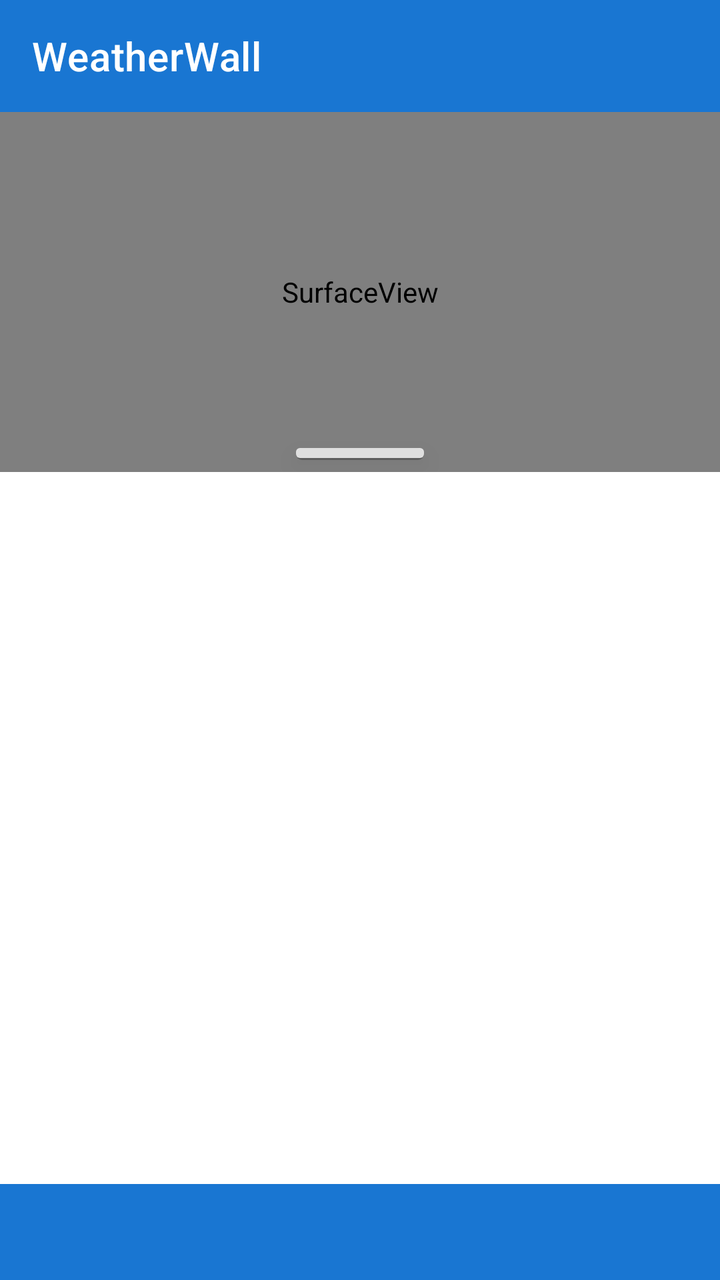
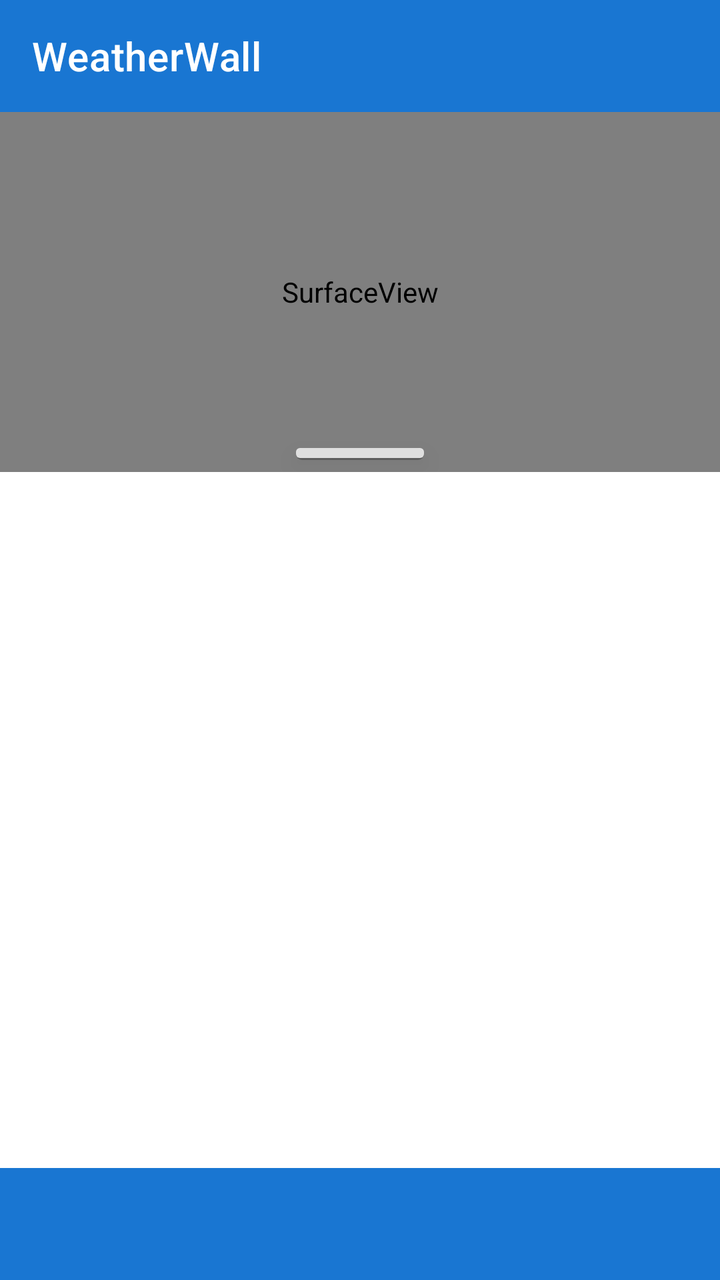

Screens rendered from an Android XML layout before and after an edit, with the pre-edit source and the edit as a unified diff.
<!-- AndroidManifest.xml: activity theme Theme.WeatherWall -->
<!-- res/layout/activity_main.xml -->
<?xml version="1.0" encoding="utf-8"?>
<LinearLayout xmlns:android="http://schemas.android.com/apk/res/android"
    xmlns:app="http://schemas.android.com/apk/res-auto"
    android:layout_width="match_parent"
    android:layout_height="match_parent"
    android:orientation="vertical">

    <com.google.android.material.appbar.MaterialToolbar
        android:id="@+id/toolbar"
        android:layout_width="match_parent"
        android:layout_height="?attr/actionBarSize"
        android:background="?attr/colorPrimary"
        app:title="@string/app_name"
        app:titleTextColor="@android:color/white" />

    
    <FrameLayout
        android:layout_width="match_parent"
        android:layout_height="wrap_content">
        
        <FrameLayout
            android:id="@+id/preview_container"
            android:layout_width="match_parent"
            android:layout_height="180dp">
            
            
            <SurfaceView
                android:id="@+id/preview_surface"
                android:layout_width="match_parent"
                android:layout_height="match_parent" />
            
            
            <View
                android:id="@+id/resize_handle"
                android:layout_width="match_parent"
                android:layout_height="32dp"
                android:layout_gravity="bottom"
                android:background="@android:color/transparent"
                android:clickable="true"
                android:focusable="true" />
        </FrameLayout>
        
        
        <View
            android:id="@+id/handle_indicator"
            android:layout_width="64dp"
            android:layout_height="6dp"
            android:layout_gravity="bottom|center_horizontal"
            android:layout_marginBottom="6dp"
            android:background="@drawable/handle_indicator"
            android:elevation="8dp" />
    </FrameLayout>

    
    <androidx.viewpager2.widget.ViewPager2
        android:id="@+id/view_pager"
        android:layout_width="match_parent"
        android:layout_height="0dp"
        android:layout_weight="1" />

    
    <com.google.android.material.tabs.TabLayout
        android:id="@+id/tab_layout"
        android:layout_width="match_parent"
        android:layout_height="wrap_content"
        android:background="?attr/colorPrimary"
        app:tabTextColor="@android:color/white"
        app:tabSelectedTextColor="@android:color/white"
        app:tabIndicatorColor="@android:color/white"
        app:tabMode="fixed"
        app:tabGravity="fill" />

</LinearLayout>
<!-- resources referenced by this layout -->
<resources>
  <!-- drawable handle_indicator (drawable) -->
  <?xml version="1.0" encoding="utf-8"?>
  <layer-list xmlns:android="http://schemas.android.com/apk/res/android">
      
      <item>
          <shape android:shape="rectangle">
              <solid android:color="#40000000" />
              <corners android:radius="3dp" />
          </shape>
      </item>
      
      <item android:bottom="1dp" android:top="0dp">
          <shape android:shape="rectangle">
              <solid android:color="#CCFFFFFF" />
              <corners android:radius="2dp" />
          </shape>
      </item>
  </layer-list>
  <string name="app_name">WeatherWall</string>
  <style name="Theme.WeatherWall" parent="Theme.MaterialComponents.DayNight.NoActionBar">
          <item name="colorPrimary">#1976D2</item>
          <item name="colorPrimaryDark">#1565C0</item>
          <item name="colorPrimaryVariant">#1565C0</item>
          <item name="colorOnPrimary">#FFFFFF</item>
          <item name="colorSecondary">#4fc3f7</item>
          <item name="colorSecondaryVariant">#03A9F4</item>
          <item name="colorOnSecondary">#000000</item>
          <item name="android:statusBarColor">?attr/colorPrimaryDark</item>
      </style>
</resources>

<!-- the commit's change to res/layout/activity_main.xml (unified diff, before → after) -->
@@ -1,73 +1,97 @@
 <?xml version="1.0" encoding="utf-8"?>
-<LinearLayout xmlns:android="http://schemas.android.com/apk/res/android"
+<androidx.coordinatorlayout.widget.CoordinatorLayout xmlns:android="http://schemas.android.com/apk/res/android"
     xmlns:app="http://schemas.android.com/apk/res-auto"
     android:layout_width="match_parent"
-    android:layout_height="match_parent"
-    android:orientation="vertical">
+    android:layout_height="match_parent">
 
-    <com.google.android.material.appbar.MaterialToolbar
-        android:id="@+id/toolbar"
+    <LinearLayout
         android:layout_width="match_parent"
-        android:layout_height="?attr/actionBarSize"
-        android:background="?attr/colorPrimary"
-        app:title="@string/app_name"
-        app:titleTextColor="@android:color/white" />
+        android:layout_height="match_parent"
+        android:orientation="vertical">
 
-    
-    <FrameLayout
-        android:layout_width="match_parent"
-        android:layout_height="wrap_content">
+        <com.google.android.material.appbar.MaterialToolbar
+            android:id="@+id/toolbar"
+            android:layout_width="match_parent"
+            android:layout_height="?attr/actionBarSize"
+            android:background="?attr/colorPrimary"
+            app:title="@string/app_name"
+            app:titleTextColor="@android:color/white" />
+
         
         <FrameLayout
-            android:id="@+id/preview_container"
             android:layout_width="match_parent"
-            android:layout_height="180dp">
+            android:layout_height="wrap_content">
             
-            
-            <SurfaceView
-                android:id="@+id/preview_surface"
+            <FrameLayout
+                android:id="@+id/preview_container"
                 android:layout_width="match_parent"
-                android:layout_height="match_parent" />
+                android:layout_height="180dp">
+                
+                
+                <SurfaceView
+                    android:id="@+id/preview_surface"
+                    android:layout_width="match_parent"
+                    android:layout_height="match_parent" />
+                
+                
+                <View
+                    android:id="@+id/resize_handle"
+                    android:layout_width="match_parent"
+                    android:layout_height="32dp"
+                    android:layout_gravity="bottom"
+                    android:background="@android:color/transparent"
+                    android:clickable="true"
+                    android:focusable="true" />
+            </FrameLayout>
             
             
             <View
-                android:id="@+id/resize_handle"
-                android:layout_width="match_parent"
-                android:layout_height="32dp"
-                android:layout_gravity="bottom"
-                android:background="@android:color/transparent"
-                android:clickable="true"
-                android:focusable="true" />
+                android:id="@+id/handle_indicator"
+                android:layout_width="64dp"
+                android:layout_height="6dp"
+                android:layout_gravity="bottom|center_horizontal"
+                android:layout_marginBottom="6dp"
+                android:background="@drawable/handle_indicator"
+                android:elevation="8dp" />
         </FrameLayout>
+
         
+        <androidx.viewpager2.widget.ViewPager2
+            android:id="@+id/view_pager"
+            android:layout_width="match_parent"
+            android:layout_height="0dp"
+            android:layout_weight="1" />
+
         
-        <View
-            android:id="@+id/handle_indicator"
-            android:layout_width="64dp"
-            android:layout_height="6dp"
-            android:layout_gravity="bottom|center_horizontal"
-            android:layout_marginBottom="6dp"
-            android:background="@drawable/handle_indicator"
-            android:elevation="8dp" />
-    </FrameLayout>
+        <com.google.android.material.tabs.TabLayout
+            android:id="@+id/tab_layout"
+            android:layout_width="match_parent"
+            android:layout_height="56dp"
+            android:minHeight="56dp"
+            android:background="?attr/colorPrimary"
+            app:tabTextColor="@android:color/white"
+            app:tabSelectedTextColor="@android:color/white"
+            app:tabIndicatorColor="@android:color/white"
+            app:tabMode="fixed"
+            app:tabGravity="fill"
+            app:tabMinWidth="0dp"
+            app:tabPaddingTop="12dp"
+            app:tabPaddingBottom="12dp" />
+
+    </LinearLayout>
 
     
-    <androidx.viewpager2.widget.ViewPager2
-        android:id="@+id/view_pager"
-        android:layout_width="match_parent"
-        android:layout_height="0dp"
-        android:layout_weight="1" />
+    <com.google.android.material.floatingactionbutton.FloatingActionButton
+        android:id="@+id/fab_apply"
+        android:layout_width="wrap_content"
+        android:layout_height="wrap_content"
+        android:layout_gravity="bottom|end"
+        android:layout_margin="16dp"
+        android:layout_marginBottom="72dp"
+        android:contentDescription="@string/apply_wallpaper"
+        android:src="@android:drawable/ic_menu_set_as"
+        android:visibility="gone"
+        app:fabSize="normal"
+        app:backgroundTint="?attr/colorPrimary" />
 
-    
-    <com.google.android.material.tabs.TabLayout
-        android:id="@+id/tab_layout"
-        android:layout_width="match_parent"
-        android:layout_height="wrap_content"
-        android:background="?attr/colorPrimary"
-        app:tabTextColor="@android:color/white"
-        app:tabSelectedTextColor="@android:color/white"
-        app:tabIndicatorColor="@android:color/white"
-        app:tabMode="fixed"
-        app:tabGravity="fill" />
-
-</LinearLayout>
+</androidx.coordinatorlayout.widget.CoordinatorLayout>
<!-- resource entries referenced after the edit -->
@@ -19,6 +19,7 @@
       </item>
   </layer-list>
   <string name="app_name">WeatherWall</string>
+  <string name="apply_wallpaper">Apply Wallpaper</string>
   <style name="Theme.WeatherWall" parent="Theme.MaterialComponents.DayNight.NoActionBar">
           <item name="colorPrimary">#1976D2</item>
           <item name="colorPrimaryDark">#1565C0</item>
